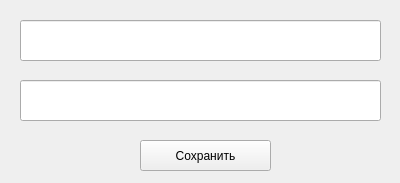
Above: gui/ui/edit.ui from kyrvvwfzhy-code/innovation_proposal_checking before the change. Below: the same form after it.
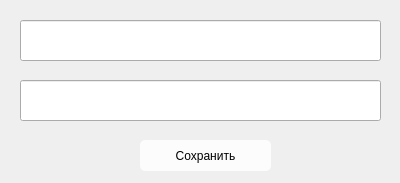
That is the form after the change.

The edit to the form file:
```diff
--- a/gui/ui/edit.ui
+++ b/gui/ui/edit.ui
@@ -19,6 +19,40 @@
   <property name="windowTitle">
    <string>Правка</string>
   </property>
+  <property name="styleSheet">
+   <string notr="true">QFrame {
+    border-radius: 10px;
+}
+
+QPushButton{
+	background-color: rgba(255, 255, 255, 200);
+    border-radius: 5px;
+}
+
+QPushButton:hover:!checked {
+    background-color: rgb(119, 118, 123);
+}
+
+QPushButton:checked:hover {
+   background-color: rgb(119, 118, 123);
+}
+
+QPushButton:pressed:!checked {
+	background-color: rgb(154, 153, 150);
+}
+
+QPushButton:checked:pressed {
+	background-color: rgb(154, 153, 150);
+}
+
+QPushButton:checked {
+	background-color: rgb(154, 153, 150);
+}
+
+QPushButton:!checked {
+	background-color: rgba(255, 255, 255, 200);
+}</string>
+  </property>
   <widget class="QPushButton" name="pushButton">
    <property name="geometry">
     <rect>
```
Left out of the diff: 6 changed lines with no effect on the pictures.
